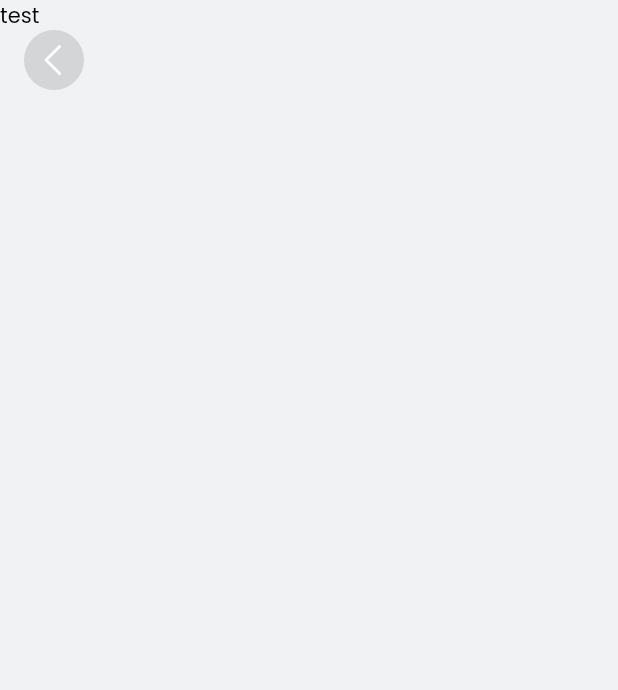
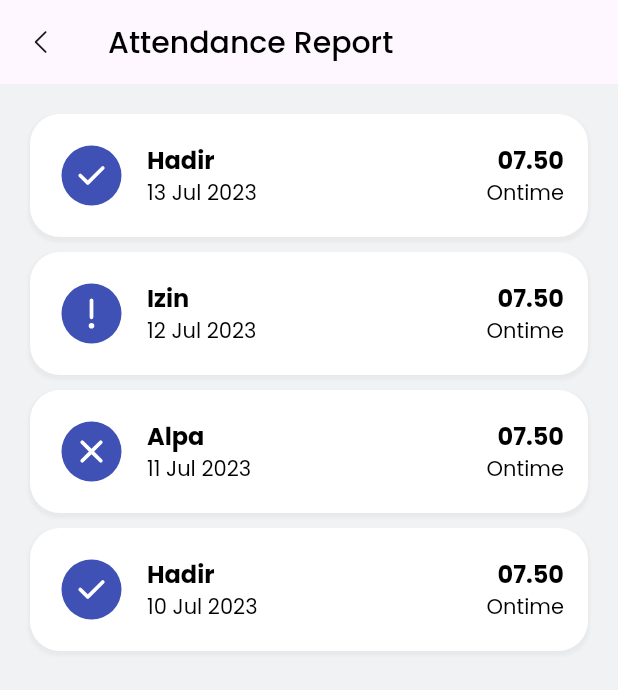
Before and after one commit to oocengg/attendance_app, a Flutter app: the AttendanceScreen screen opened directly, on a phone screen of 412 x 824 dp. Shown: the top 690 px of the screen. Run offline on Flutter 3.47's test engine with Material 2 defaults, Android fonts, the phone set to English and light mode, and no system bars; our stand-ins replace fluentui_system_icons, google_fonts.

Commit message:
Add Attendance Item

```diff
--- a/lib/features/attendance/view/attendance_screen.dart
+++ b/lib/features/attendance/view/attendance_screen.dart
@@ -1,3 +1,4 @@
+import 'package:attendance_app/features/attendance/widgets/attendance_item.dart';
 import 'package:fluentui_system_icons/fluentui_system_icons.dart';
 import 'package:flutter/material.dart';
 
@@ -7,28 +8,58 @@ class AttendanceScreen extends StatelessWidget {
   @override
   Widget build(BuildContext context) {
     return Scaffold(
-      floatingActionButtonLocation: FloatingActionButtonLocation.startTop,
-      floatingActionButton: Padding(
-        padding: const EdgeInsets.symmetric(vertical: 20),
-        child: FloatingActionButton.small(
-          heroTag: "backDetailScreen",
-          elevation: 0,
-          backgroundColor: Colors.black12,
-          highlightElevation: 0,
-          materialTapTargetSize: MaterialTapTargetSize.shrinkWrap,
-          shape: const CircleBorder(),
-          disabledElevation: 0,
+      appBar: AppBar(
+        centerTitle: false,
+        title: Text(
+          'Attendance Report',
+          style: Theme.of(context).textTheme.titleLarge,
+        ),
+        leading: IconButton(
+          icon: const Icon(
+            FluentIcons.chevron_left_20_regular,
+          ),
           onPressed: () {
             Navigator.pop(context);
           },
-          child: const Icon(FluentIcons.chevron_left_16_regular,
-              size: 30, color: Colors.white),
         ),
       ),
-      body: const SingleChildScrollView(
-        child: Column(
-          children: [
-            Text('test'),
+      body: Padding(
+        padding: const EdgeInsets.symmetric(horizontal: 20, vertical: 20),
+        child: ListView(
+          children: const [
+            AttendanceItem(
+              attendance: 'Hadir',
+              date: '13 Jul 2023',
+              status: 'Ontime',
+              time: '07.50',
+            ),
+            SizedBox(
+              height: 10,
+            ),
+            AttendanceItem(
+              attendance: 'Izin',
+              date: '12 Jul 2023',
+              status: 'Ontime',
+              time: '07.50',
+            ),
+            SizedBox(
+              height: 10,
+            ),
+            AttendanceItem(
+              attendance: 'Alpa',
+              date: '11 Jul 2023',
+              status: 'Ontime',
+              time: '07.50',
+            ),
+            SizedBox(
+              height: 10,
+            ),
+            AttendanceItem(
+              attendance: 'Hadir',
+              date: '10 Jul 2023',
+              status: 'Ontime',
+              time: '07.50',
+            ),
           ],
         ),
       ),
--- /dev/null
+++ b/lib/features/attendance/widgets/attendance_item.dart
@@ -0,0 +1,110 @@
+import 'package:fluentui_system_icons/fluentui_system_icons.dart';
+import 'package:flutter/material.dart';
+
+class AttendanceItem extends StatelessWidget {
+  final String attendance;
+  final String status;
+  final String date;
+  final String time;
+  const AttendanceItem({
+    super.key,
+    required this.attendance,
+    required this.status,
+    required this.date,
+    required this.time,
+  });
+
+  @override
+  Widget build(BuildContext context) {
+    return Container(
+      width: double.infinity,
+      decoration: BoxDecoration(
+        color: Colors.white,
+        borderRadius: BorderRadius.circular(20),
+        boxShadow: [
+          BoxShadow(
+            color: Colors.grey.withOpacity(0.1),
+            spreadRadius: 1,
+            blurRadius: 1,
+            offset: const Offset(0, 2),
+          ),
+        ],
+      ),
+      child: Padding(
+        padding: const EdgeInsets.all(16.0),
+        child: Row(
+          mainAxisAlignment: MainAxisAlignment.spaceEvenly,
+          children: [
+            attendance == 'Hadir'
+                ? const Icon(
+                    FluentIcons.checkmark_circle_20_filled,
+                    color: Colors.indigo,
+                    size: 50,
+                  )
+                : attendance == 'Izin'
+                    ? const Icon(
+                        FluentIcons.error_circle_20_filled,
+                        color: Colors.indigo,
+                        size: 50,
+                      )
+                    : attendance == 'Alpa'
+                        ? const Icon(
+                            FluentIcons.dismiss_circle_20_filled,
+                            color: Colors.indigo,
+                            size: 50,
+                          )
+                        : const Icon(FluentIcons.checkmark_circle_20_filled,
+                            color: Colors.indigo, size: 50),
+            const SizedBox(
+              width: 12,
+            ),
+            Expanded(
+              child: Column(
+                crossAxisAlignment: CrossAxisAlignment.start,
+                children: <Widget>[
+                  Text(
+                    attendance,
+                    maxLines: 1,
+                    overflow: TextOverflow.ellipsis,
+                    style: Theme.of(context).textTheme.titleMedium!.copyWith(
+                          fontWeight: FontWeight.bold,
+                        ),
+                  ),
+                  Text(
+                    date,
+                    maxLines: 1,
+                    overflow: TextOverflow.ellipsis,
+                  ),
+                  // const Text(
+                  //     'Anda telah melakukan absen hari ini pada pukul 07.50 AM'),
+                ],
+              ),
+            ),
+            Expanded(
+              child: Column(
+                crossAxisAlignment: CrossAxisAlignment.end,
+                children: <Widget>[
+                  Text(
+                    time,
+                    maxLines: 1,
+                    overflow: TextOverflow.ellipsis,
+                    style: Theme.of(context).textTheme.titleMedium!.copyWith(
+                          fontWeight: FontWeight.bold,
+                        ),
+                  ),
+                  Text(
+                    status,
+                    maxLines: 1,
+                    overflow: TextOverflow.ellipsis,
+                  ),
+                  // const Text(
+                  //     'Anda telah melakukan absen hari ini pada pukul 07.50 AM'),
+                ],
+              ),
+            ),
+          ],
+        ),
+      ),
+    );
+  }
+}
--- a/lib/features/home/widgets/attendance_widget.dart
+++ b/lib/features/home/widgets/attendance_widget.dart
@@ -41,22 +41,22 @@ class AttendanceWidget extends StatelessWidget {
                 ],
               ),
             ),
-            // const Icon(
-            //   FluentIcons.checkmark_circle_20_filled,
-            //   color: Colors.indigo,
-            //   size: 50,
+            const Icon(
+              FluentIcons.checkmark_circle_20_filled,
+              color: Colors.indigo,
+              size: 50,
+            ),
+            // TextButton(
+            //   style: TextButton.styleFrom(
+            //     backgroundColor: Colors.indigo,
+            //   ),
+            //   onPressed: () {},
+            //   child: Text(
+            //     'Absen',
+            //     style: Theme.of(context).textTheme.titleMedium!.copyWith(
+            //         fontWeight: FontWeight.normal, color: Colors.white),
+            //   ),
             // ),
-            TextButton(
-              style: TextButton.styleFrom(
-                backgroundColor: Colors.indigo,
-              ),
-              onPressed: () {},
-              child: Text(
-                'Absen',
-                style: Theme.of(context).textTheme.titleMedium!.copyWith(
-                    fontWeight: FontWeight.normal, color: Colors.white),
-              ),
-            ),
           ],
         ),
       ),
```
